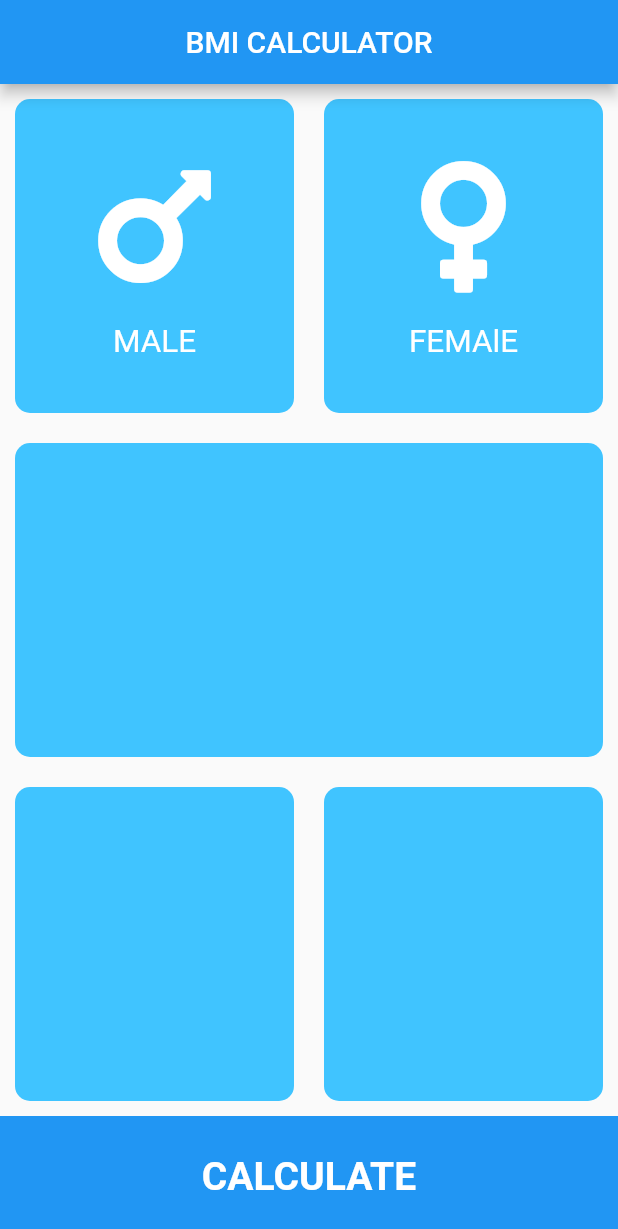
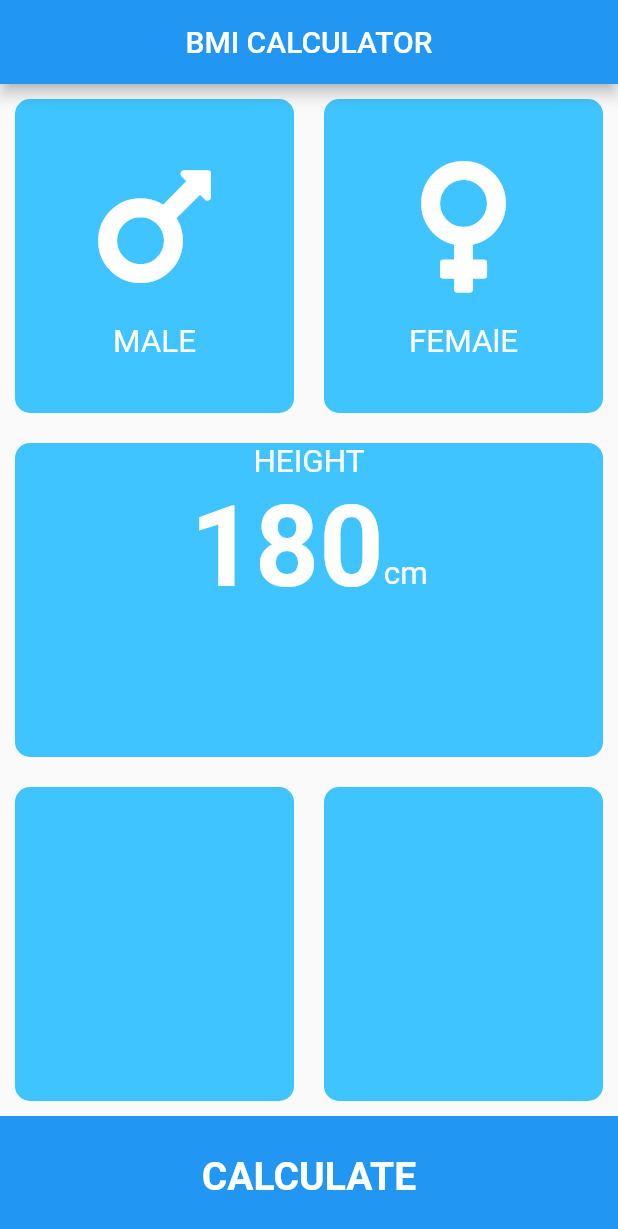
Before and after one commit to asamoah-fred/BMI-Calculator, a Flutter app: the screen it shows after launch, on a phone screen of 412 x 824 dp. Shown: the top 1229 px of the screen. Run offline on Flutter 3.47's test engine with Material 2 defaults, Android fonts, the phone set to English and light mode, and no system bars; our stand-ins replace font_awesome_flutter.

```diff
--- a/lib/input_page.dart
+++ b/lib/input_page.dart
@@ -1,4 +1,7 @@
+// ignore_for_file: prefer_const_constructors
+
 import 'package:flutter/material.dart';
+import 'package:flutter/painting.dart';
 import 'package:font_awesome_flutter/font_awesome_flutter.dart';
 import 'enum_file.dart';
 
@@ -104,11 +107,45 @@ class _InputPageState extends State<InputPage> {
               ],
             ),
           ),
+          // This is the Second Row
           Expanded(
             child: Row(
               children: [
                 Expanded(
                   child: Container(
+                    child: Column(
+                      children: [
+                        const Text(
+                          "HEIGHT",
+                          style: TextStyle(
+                            color: Colors.white,
+                            fontSize: 21,
+                          ),
+                        ),
+                        Row(
+                          crossAxisAlignment: CrossAxisAlignment.baseline,
+                          textBaseline: TextBaseline.alphabetic,
+                          mainAxisAlignment: MainAxisAlignment.center,
+                          children: const [
+                            Text(
+                              "180",
+                              style: TextStyle(
+                                color: Colors.white,
+                                fontSize: 75,
+                                fontWeight: FontWeight.bold,
+                              ),
+                            ),
+                            Text(
+                              "cm",
+                              style: TextStyle(
+                                color: Colors.white,
+                                fontSize: 21,
+                              ),
+                            ),
+                          ],
+                        ),
+                      ],
+                    ),
                     margin: const EdgeInsets.all(10),
                     decoration: BoxDecoration(
                       borderRadius: BorderRadius.circular(10),
```
Also changed, not shown: 37 other files.
